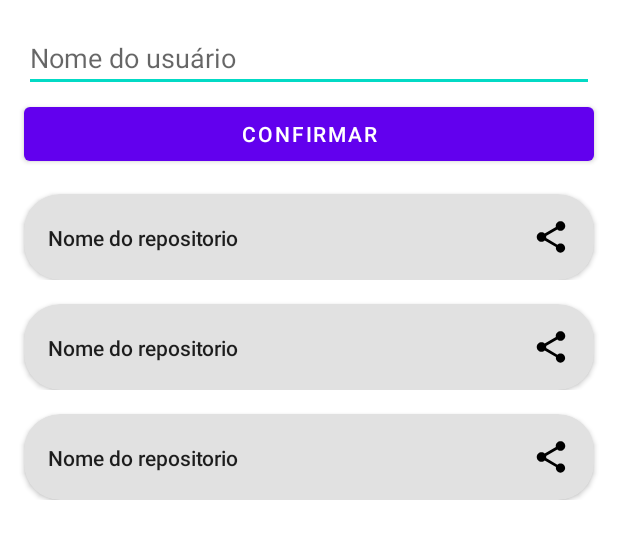
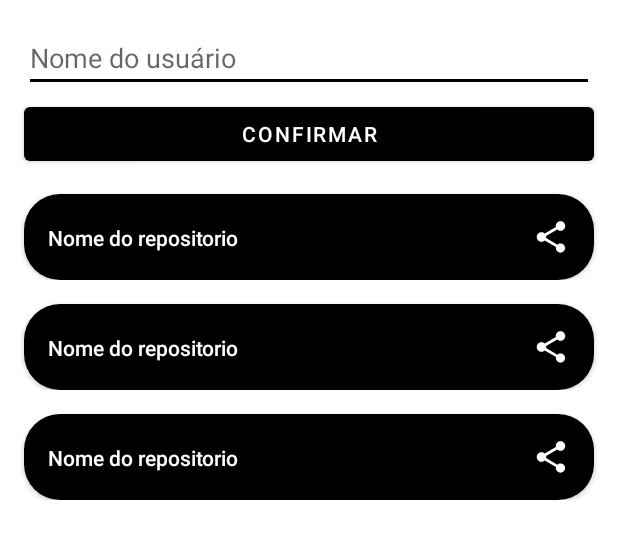
Before and after one commit to digitalinnovationone/desafio-github-search, an Android app: the layout activity_main.xml on its own in the app's theme, with its tools: preview values and no code run, on a phone screen of 412 x 824 dp, the part 73-632 px from its top. Run offline under Robolectric (Android 15) with nearby library versions, the phone set to English and light mode, and no system bars.

Commit message:
master03

```diff
--- a/app/src/main/java/br/com/igorbag/githubsearch/ui/MainActivity.kt
+++ b/app/src/main/java/br/com/igorbag/githubsearch/ui/MainActivity.kt
@@ -2,8 +2,10 @@ package br.com.igorbag.githubsearch.ui
 
 import android.content.Context
 import android.os.Bundle
+import android.view.View
 import android.widget.Button
 import android.widget.EditText
+import android.widget.ProgressBar
 import androidx.appcompat.app.AppCompatActivity
 import androidx.recyclerview.widget.RecyclerView
 import br.com.igorbag.githubsearch.R
@@ -22,6 +24,7 @@ class MainActivity : AppCompatActivity() {
     lateinit var btnConfirmar: Button
     lateinit var listaRepositories: RecyclerView
     lateinit var githubApi: GitHubService
+    lateinit var progressBar: ProgressBar
 
     override fun onCreate(savedInstanceState: Bundle?) {
         super.onCreate(savedInstanceState)
@@ -30,7 +33,19 @@ class MainActivity : AppCompatActivity() {
         setupListeners()
         setupRetrofit()
         showUserName()
+        status()
 
+    }
+
+    private fun status() {
+        progressBar = findViewById(R.id.pb_progress)
+    }
+    private fun showLoading() {
+        progressBar.visibility = View.VISIBLE
+    }
+
+    private fun hideLoading() {
+        progressBar.visibility = View.GONE
     }
 
     // Metodo responsavel por realizar o setup da view e recuperar os Ids do layout
@@ -96,11 +111,13 @@ class MainActivity : AppCompatActivity() {
         // TODO 6 - realizar a implementacao do callback do retrofit e chamar o metodo setupAdapter se retornar os dados com sucesso
 
         val username = nomeUsuario.text.toString()
+        showLoading()
+
         githubApi.getAllRepositoriesByUser(username).enqueue(object : Callback<List<Repository>>{
             override fun onResponse(
                 call: Call<List<Repository>>,
                 response: Response<List<Repository>>
-            ) {
+            ) { hideLoading()
                 if(response.isSuccessful){
                     val repositories = response.body()
                     repositories?.let {
@@ -113,6 +130,7 @@ class MainActivity : AppCompatActivity() {
 
             override fun onFailure(call: Call<List<Repository>>, t: Throwable) {
                 val errorMessage = "Falha na chamada à API: ${t.message}"
+                hideLoading()
             }
         } )
                }
--- a/app/src/main/res/drawable/ic_share.xml
+++ b/app/src/main/res/drawable/ic_share.xml
@@ -1,4 +1,4 @@
-<vector android:height="24dp" android:tint="#000000"
+<vector android:height="24dp" android:tint="#FFFFFF"
     android:viewportHeight="24" android:viewportWidth="24"
     android:width="24dp" xmlns:android="http://schemas.android.com/apk/res/android">
     <path android:fillColor="@android:color/white" android:pathData="M18,16.08c-0.76,0 -1.44,0.3 -1.96,0.77L8.91,12.7c0.05,-0.23 0.09,-0.46 0.09,-0.7s-0.04,-0.47 -0.09,-0.7l7.05,-4.11c0.54,0.5 1.25,0.81 2.04,0.81 1.66,0 3,-1.34 3,-3s-1.34,-3 -3,-3 -3,1.34 -3,3c0,0.24 0.04,0.47 0.09,0.7L8.04,9.81C7.5,9.31 6.79,9 6,9c-1.66,0 -3,1.34 -3,3s1.34,3 3,3c0.79,0 1.5,-0.31 2.04,-0.81l7.12,4.16c-0.05,0.21 -0.08,0.43 -0.08,0.65 0,1.61 1.31,2.92 2.92,2.92 1.61,0 2.92,-1.31 2.92,-2.92s-1.31,-2.92 -2.92,-2.92z"/>
--- a/app/src/main/res/layout/activity_main.xml
+++ b/app/src/main/res/layout/activity_main.xml
@@ -5,6 +5,7 @@
     android:layout_width="match_parent"
     android:layout_height="match_parent"
     tools:context=".ui.MainActivity">
+
 
     <TextView
         android:id="@+id/tv_titulo"
@@ -15,7 +16,18 @@
         android:text="@string/app_name"
         app:layout_constraintStart_toStartOf="parent"
         app:layout_constraintTop_toTopOf="parent" />
-
+    <ProgressBar
+        android:id="@+id/pb_progress"
+        android:layout_width="wrap_content"
+        android:layout_height="wrap_content"
+        android:layout_gravity="center"
+        android:visibility="gone"
+        android:indeterminateTint="@color/black"
+        app:layout_constraintTop_toTopOf="parent"
+        app:layout_constraintBottom_toBottomOf="parent"
+        app:layout_constraintStart_toStartOf="parent"
+        app:layout_constraintEnd_toEndOf="parent"
+        />
     <EditText
         android:id="@+id/et_nome_usuario"
         android:layout_width="0dp"
@@ -46,8 +58,10 @@
         app:layoutManager="androidx.recyclerview.widget.LinearLayoutManager"
         app:layout_constraintBottom_toBottomOf="parent"
         app:layout_constraintEnd_toEndOf="parent"
+        app:layout_constraintHorizontal_bias="0.0"
         app:layout_constraintStart_toStartOf="parent"
         app:layout_constraintTop_toBottomOf="@id/btn_confirmar"
+        app:layout_constraintVertical_bias="0.0"
         tools:listitem="@layout/repository_item" />
 
 </androidx.constraintlayout.widget.ConstraintLayout>
--- a/app/src/main/res/layout/repository_item.xml
+++ b/app/src/main/res/layout/repository_item.xml
@@ -20,7 +20,9 @@
         <androidx.constraintlayout.widget.ConstraintLayout
             android:id="@+id/cl_card_content"
             android:layout_width="match_parent"
-            android:layout_height="wrap_content">
+            android:layout_height="wrap_content"
+            android:background="@color/black"
+            >
 
             <ImageView
                 android:id="@+id/iv_favorite"
@@ -30,6 +32,7 @@
                 android:background="?attr/selectableItemBackgroundBorderless"
                 android:clickable="true"
                 android:focusable="true"
+                android:backgroundTint="@color/white"
                 android:src="@drawable/ic_share"
                 app:layout_constraintBottom_toBottomOf="parent"
                 app:layout_constraintEnd_toEndOf="parent"
@@ -41,6 +44,7 @@
                 android:layout_width="wrap_content"
                 android:layout_height="wrap_content"
                 android:layout_marginStart="16dp"
+                android:textColor="@color/white"
                 app:layout_constraintBottom_toBottomOf="parent"
                 app:layout_constraintStart_toStartOf="parent"
                 app:layout_constraintTop_toTopOf="parent"
--- a/app/src/main/res/values/themes.xml
+++ b/app/src/main/res/values/themes.xml
@@ -2,12 +2,12 @@
     <!-- Base application theme. -->
     <style name="Theme.GitHubSearch" parent="Theme.MaterialComponents.DayNight.DarkActionBar">
         <!-- Primary brand color. -->
-        <item name="colorPrimary">@color/purple_500</item>
-        <item name="colorPrimaryVariant">@color/purple_700</item>
+        <item name="colorPrimary">@color/black</item>
+        <item name="colorPrimaryVariant">@color/black</item>
         <item name="colorOnPrimary">@color/white</item>
         <!-- Secondary brand color. -->
-        <item name="colorSecondary">@color/teal_200</item>
-        <item name="colorSecondaryVariant">@color/teal_700</item>
+        <item name="colorSecondary">@color/black</item>
+        <item name="colorSecondaryVariant">@color/black</item>
         <item name="colorOnSecondary">@color/black</item>
         <!-- Status bar color. -->
         <item name="android:statusBarColor" tools:targetApi="l">?attr/colorPrimaryVariant</item>
```
